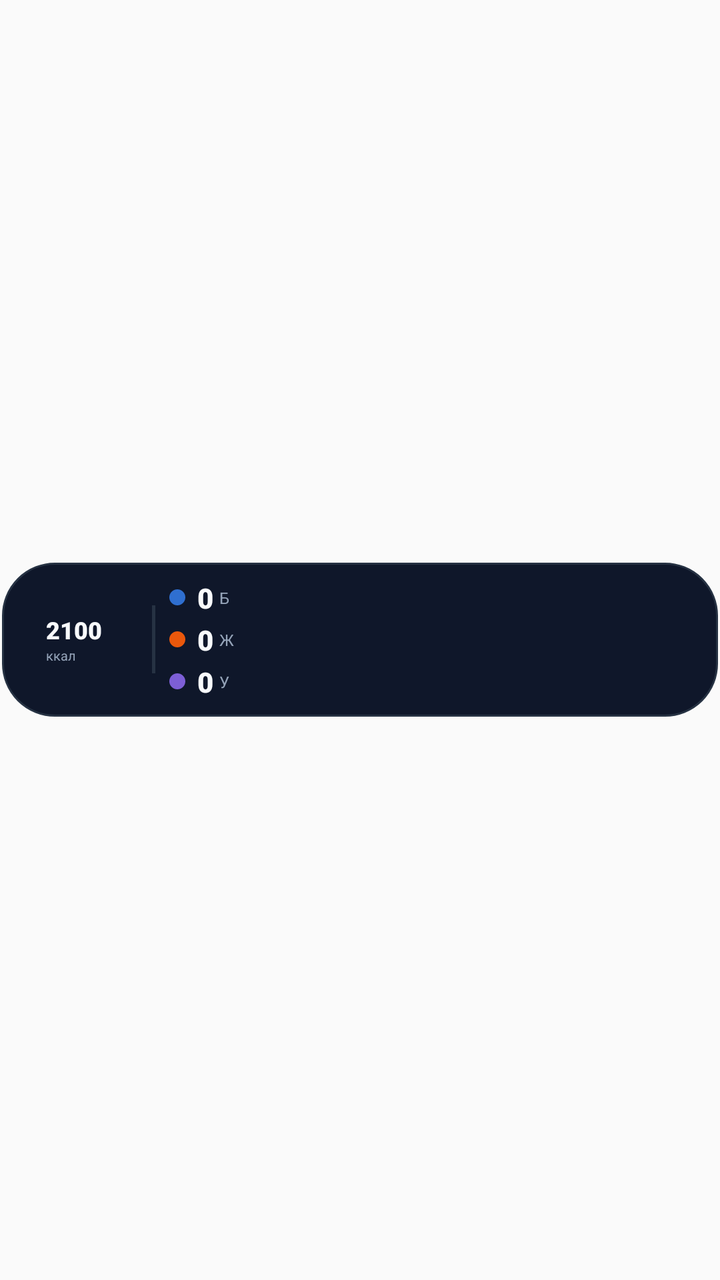
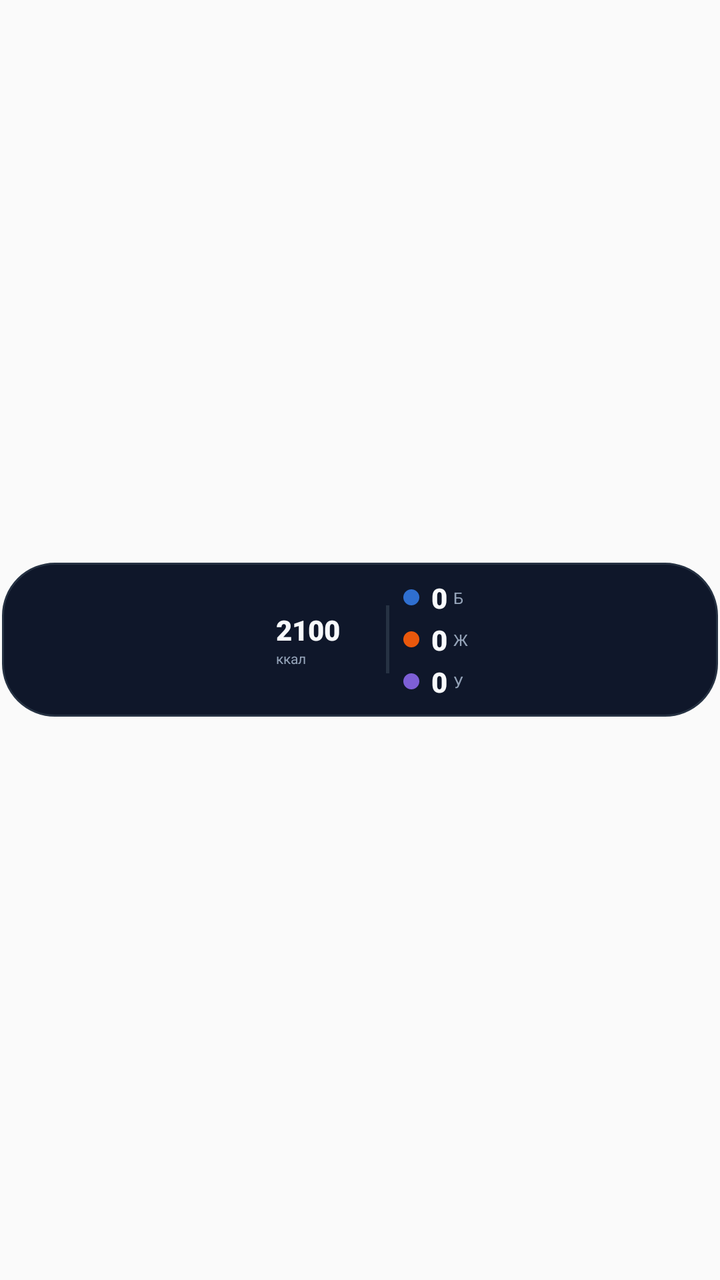

Two renders of the same Android screen: before a commit and after it. Below are the layout's source before the change and the commit's diff.
<!-- AndroidManifest.xml: application theme AppTheme -->
<!-- res/layout/widget_calories_dark.xml -->
<?xml version="1.0" encoding="utf-8"?>
<FrameLayout xmlns:android="http://schemas.android.com/apk/res/android"
    android:id="@+id/widget_root"
    android:layout_width="match_parent"
    android:layout_height="match_parent">

    <LinearLayout
        android:layout_width="match_parent"
        android:layout_height="wrap_content"
        android:layout_gravity="center"
        android:layout_marginStart="1dp"
        android:layout_marginEnd="1dp"
        android:background="@drawable/widget_bg_dark"
        android:gravity="center_vertical"
        android:orientation="horizontal"
        android:paddingStart="8dp"
        android:paddingEnd="8dp"
        android:paddingTop="8dp"
        android:paddingBottom="8dp">

        <LinearLayout
            android:layout_width="wrap_content"
            android:layout_height="wrap_content"
            android:layout_gravity="center"
            android:gravity="center_vertical"
            android:orientation="horizontal">

            
            <FrameLayout
                android:layout_width="56dp"
                android:layout_height="56dp"
                android:layout_marginEnd="6dp">

                <ImageView
                    android:id="@+id/widget_ring"
                    android:layout_width="56dp"
                    android:layout_height="56dp"
                    android:contentDescription="@null"
                    android:scaleType="fitCenter" />

                <LinearLayout
                    android:layout_width="wrap_content"
                    android:layout_height="wrap_content"
                    android:layout_gravity="center"
                    android:orientation="vertical">

                    <TextView
                        android:id="@+id/widget_remain"
                        android:layout_width="wrap_content"
                        android:layout_height="wrap_content"
                        android:autoSizeTextType="uniform"
                        android:autoSizeMinTextSize="8sp"
                        android:autoSizeMaxTextSize="12sp"
                        android:fontFamily="sans-serif-black"
                        android:gravity="center"
                        android:maxLines="1"
                        android:text="2100"
                        android:textColor="#F8FAFC"
                        android:textSize="12sp" />

                    <TextView
                        android:id="@+id/widget_remain_unit"
                        android:layout_width="wrap_content"
                        android:layout_height="wrap_content"
                        android:fontFamily="sans-serif"
                        android:gravity="center"
                        android:maxLines="1"
                        android:text="ккал"
                        android:textColor="#94A3B8"
                        android:textSize="6.5sp" />
                </LinearLayout>
            </FrameLayout>

            
            <FrameLayout
                android:layout_width="1.5dp"
                android:layout_height="34dp"
                android:layout_marginStart="5dp"
                android:layout_marginEnd="5dp"
                android:background="#263243" />

            <LinearLayout
                android:layout_width="wrap_content"
                android:layout_height="wrap_content"
                android:layout_marginStart="2dp"
                android:orientation="vertical">

                <LinearLayout
                    android:layout_width="wrap_content"
                    android:layout_height="wrap_content"
                    android:gravity="center_vertical"
                    android:orientation="horizontal">

                    <ImageView
                        android:id="@+id/widget_dot_p"
                        android:layout_width="8dp"
                        android:layout_height="8dp"
                        android:contentDescription="@null"
                        android:src="@drawable/widget_dot_protein" />

                    <TextView
                        android:id="@+id/widget_p"
                        android:layout_width="wrap_content"
                        android:layout_height="wrap_content"
                        android:layout_marginStart="6dp"
                        android:fontFamily="sans-serif-black"
                        android:maxLines="1"
                        android:text="0"
                        android:textColor="#F8FAFC"
                        android:textSize="14sp" />

                    <TextView
                        android:layout_width="wrap_content"
                        android:layout_height="wrap_content"
                        android:layout_marginStart="3dp"
                        android:fontFamily="sans-serif"
                        android:maxLines="1"
                        android:text="Б"
                        android:textColor="#94A3B8"
                        android:textSize="8sp" />
                </LinearLayout>

                <LinearLayout
                    android:layout_width="wrap_content"
                    android:layout_height="wrap_content"
                    android:layout_marginTop="2dp"
                    android:gravity="center_vertical"
                    android:orientation="horizontal">

                    <ImageView
                        android:id="@+id/widget_dot_f"
                        android:layout_width="8dp"
                        android:layout_height="8dp"
                        android:contentDescription="@null"
                        android:src="@drawable/widget_dot_fat" />

                    <TextView
                        android:id="@+id/widget_f"
                        android:layout_width="wrap_content"
                        android:layout_height="wrap_content"
                        android:layout_marginStart="6dp"
                        android:fontFamily="sans-serif-black"
                        android:maxLines="1"
                        android:text="0"
                        android:textColor="#F8FAFC"
                        android:textSize="14sp" />

                    <TextView
                        android:layout_width="wrap_content"
                        android:layout_height="wrap_content"
                        android:layout_marginStart="3dp"
                        android:fontFamily="sans-serif"
                        android:maxLines="1"
                        android:text="Ж"
                        android:textColor="#94A3B8"
                        android:textSize="8sp" />
                </LinearLayout>

                <LinearLayout
                    android:layout_width="wrap_content"
                    android:layout_height="wrap_content"
                    android:layout_marginTop="2dp"
                    android:gravity="center_vertical"
                    android:orientation="horizontal">

                    <ImageView
                        android:id="@+id/widget_dot_c"
                        android:layout_width="8dp"
                        android:layout_height="8dp"
                        android:contentDescription="@null"
                        android:src="@drawable/widget_dot_carbs" />

                    <TextView
                        android:id="@+id/widget_c"
                        android:layout_width="wrap_content"
                        android:layout_height="wrap_content"
                        android:layout_marginStart="6dp"
                        android:fontFamily="sans-serif-black"
                        android:maxLines="1"
                        android:text="0"
                        android:textColor="#F8FAFC"
                        android:textSize="14sp" />

                    <TextView
                        android:layout_width="wrap_content"
                        android:layout_height="wrap_content"
                        android:layout_marginStart="3dp"
                        android:fontFamily="sans-serif"
                        android:maxLines="1"
                        android:text="У"
                        android:textColor="#94A3B8"
                        android:textSize="8sp" />
                </LinearLayout>
            </LinearLayout>
        </LinearLayout>
    </LinearLayout>

</FrameLayout>
<!-- resources referenced by this layout -->
<resources>
  <!-- drawable widget_bg_dark (drawable) -->
  <?xml version="1.0" encoding="utf-8"?>
  <shape xmlns:android="http://schemas.android.com/apk/res/android"
      android:shape="rectangle">
      <solid android:color="#0F172A" />
      <corners android:radius="26dp" />
      <stroke
          android:width="1dp"
          android:color="#263243" />
  </shape>
  <!-- drawable widget_dot_carbs (drawable) -->
  <?xml version="1.0" encoding="utf-8"?>
  <shape xmlns:android="http://schemas.android.com/apk/res/android"
      android:shape="oval">
      <solid android:color="#7D5FD6" />
  </shape>
  <!-- drawable widget_dot_fat (drawable) -->
  <?xml version="1.0" encoding="utf-8"?>
  <shape xmlns:android="http://schemas.android.com/apk/res/android"
      android:shape="oval">
      <solid android:color="#EA580C" />
  </shape>
  <!-- drawable widget_dot_protein (drawable) -->
  <?xml version="1.0" encoding="utf-8"?>
  <shape xmlns:android="http://schemas.android.com/apk/res/android"
      android:shape="oval">
      <solid android:color="#2F6FD0" />
  </shape>
  <style name="AppTheme" parent="android:style/Theme.Material.Light.NoActionBar" />
</resources>

<!-- the commit's change to res/layout/widget_calories_dark.xml (unified diff, before → after) -->
@@ -4,15 +4,14 @@
     android:layout_width="match_parent"
     android:layout_height="match_parent">
 
-    <LinearLayout
+    
+    <FrameLayout
         android:layout_width="match_parent"
         android:layout_height="wrap_content"
         android:layout_gravity="center"
         android:layout_marginStart="1dp"
         android:layout_marginEnd="1dp"
         android:background="@drawable/widget_bg_dark"
-        android:gravity="center_vertical"
-        android:orientation="horizontal"
         android:paddingStart="8dp"
         android:paddingEnd="8dp"
         android:paddingTop="8dp"
@@ -50,13 +49,13 @@
                         android:layout_height="wrap_content"
                         android:autoSizeTextType="uniform"
                         android:autoSizeMinTextSize="8sp"
-                        android:autoSizeMaxTextSize="12sp"
+                        android:autoSizeMaxTextSize="14sp"
                         android:fontFamily="sans-serif-black"
                         android:gravity="center"
                         android:maxLines="1"
                         android:text="2100"
                         android:textColor="#F8FAFC"
-                        android:textSize="12sp" />
+                        android:textSize="14sp" />
 
                     <TextView
                         android:id="@+id/widget_remain_unit"
@@ -67,7 +66,7 @@
                         android:maxLines="1"
                         android:text="ккал"
                         android:textColor="#94A3B8"
-                        android:textSize="6.5sp" />
+                        android:textSize="7sp" />
                 </LinearLayout>
             </FrameLayout>
 
@@ -193,6 +192,6 @@
                 </LinearLayout>
             </LinearLayout>
         </LinearLayout>
-    </LinearLayout>
+    </FrameLayout>
 
 </FrameLayout>
